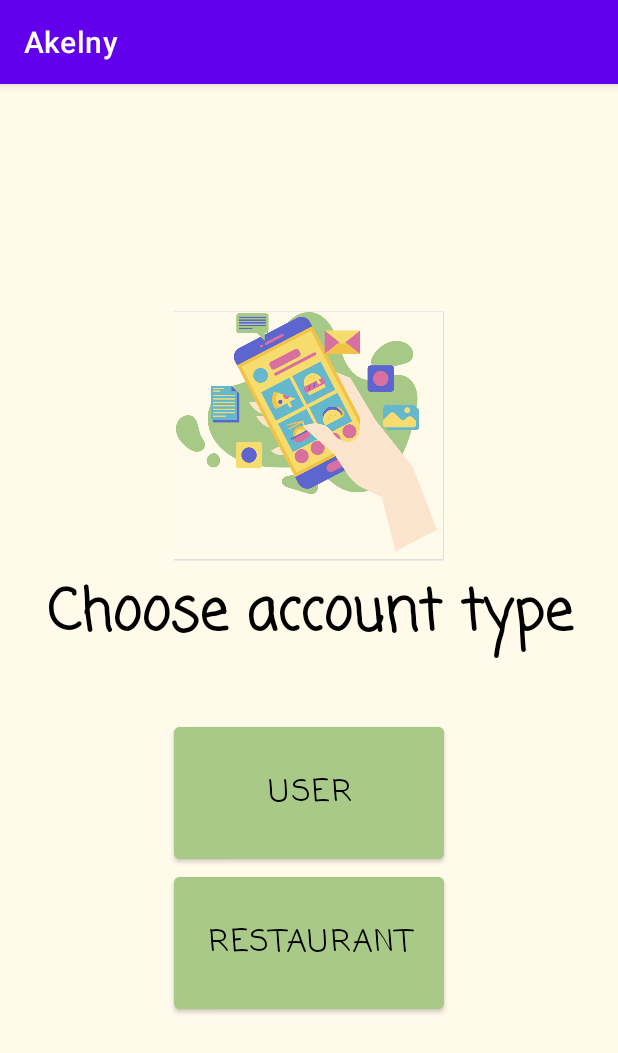
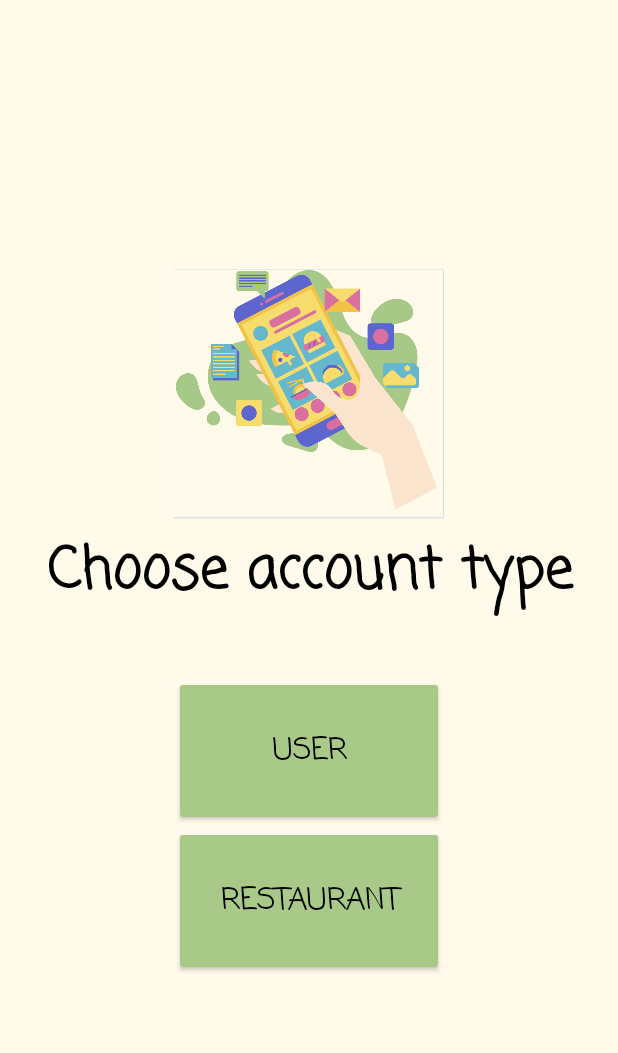
Before and after one commit to alisobhy22/Akelny, an Android app: the screen it shows after launch (MainScreen), on a phone screen of 412 x 824 dp. Shown: the top 1053 px of the screen. Run offline under Robolectric (Android 15) with nearby library versions, the phone set to English and light mode, and no system bars; our stand-ins replace Firebase (no records; nobody signed in at launch, a user with empty details on screens opened directly); libraries missing offline, so code that uses them is left out: com.firebase.ui.

Commit message:
Removed bar at the top that displays App name (Looks better)

```diff
--- a/app/src/main/res/values/themes.xml
+++ b/app/src/main/res/values/themes.xml
@@ -1,6 +1,6 @@
 <resources xmlns:tools="http://schemas.android.com/tools">
     <!-- Base application theme. -->
-    <style name="Theme.Akelny" parent="Theme.MaterialComponents.DayNight.DarkActionBar">
+    <style name="Theme.Akelny" parent="Theme.AppCompat.Light.NoActionBar">
         <!-- Primary brand color. -->
         <item name="colorPrimary">@color/purple_500</item>
         <item name="colorPrimaryVariant">@color/purple_700</item>
```
